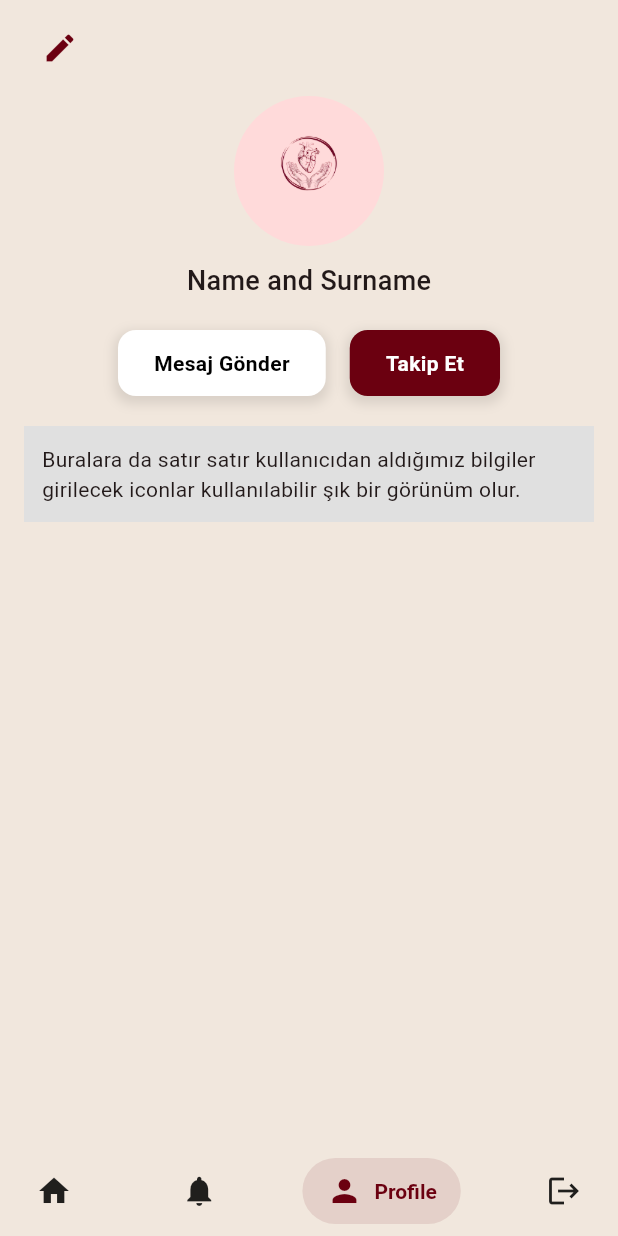
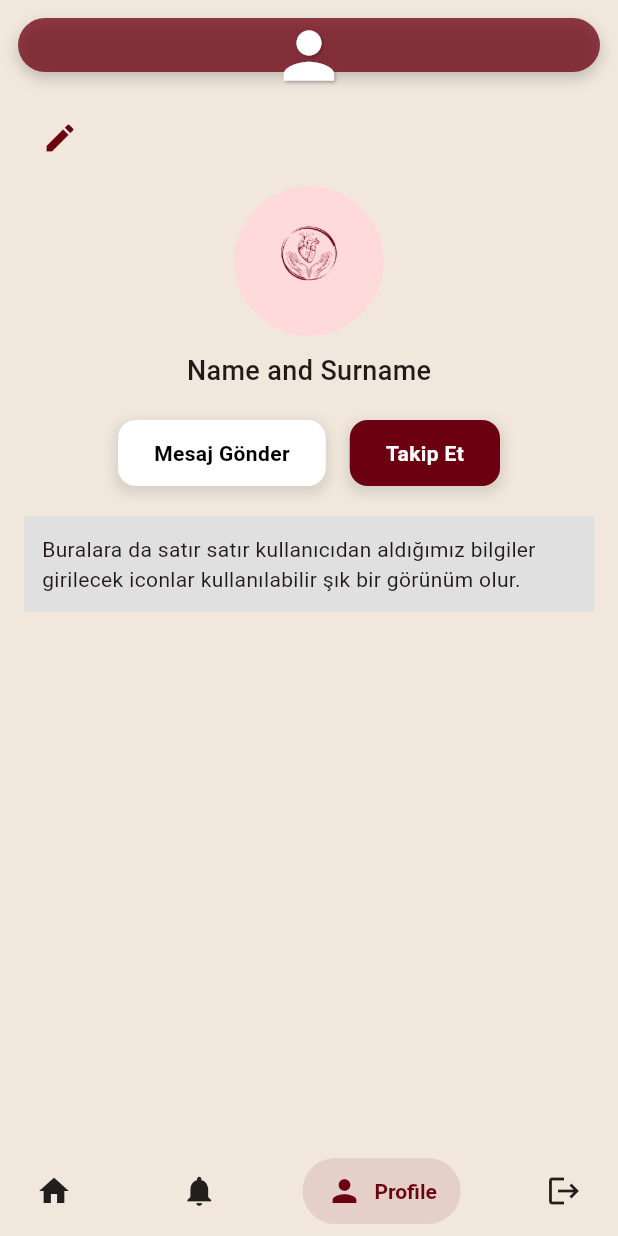
Before and after one commit to shuakr/Dietly, a Flutter app: the ProfilePage screen opened by its route, on a phone screen of 412 x 824 dp. Run offline on Flutter 3.47's test engine with Material 3 defaults, Android fonts, the phone set to English and light mode, and no system bars; drawn by our look-alikes of salomon_bottom_bar; our stand-ins replace cloud_firestore, firebase_auth, firebase_core, font_awesome_flutter, google_fonts, google_sign_in and 3 more; accounts and stored records are empty.

Commit message:
feat: add custom styled AppBar to ProfilePage

```diff
--- a/lib/screens/profile_screen.dart
+++ b/lib/screens/profile_screen.dart
@@ -14,6 +14,37 @@ class ProfilePage extends StatelessWidget {
     return Scaffold(
       backgroundColor: bgColor,
       bottomNavigationBar: const CustomBottomNavBar(initialIndex: 2),
+      appBar: PreferredSize(
+        preferredSize: const Size.fromHeight(60),
+        child: Container(
+          margin: const EdgeInsets.all(12),
+          decoration: BoxDecoration(
+            color: const Color(0xFF6B0010).withOpacity(0.75),
+            borderRadius: BorderRadius.circular(20),
+            boxShadow: [
+              BoxShadow(
+                color: Colors.black.withOpacity(0.2),
+                blurRadius: 8,
+                offset: const Offset(0, 4),
+              ),
+            ],
+          ),
+          child: const Center(
+            child: Icon(
+              Icons.person,
+              color: Colors.white,
+              size: 50,
+              shadows: [
+                Shadow(
+                  color: Colors.black26,
+                  offset: Offset(1, 1),
+                  blurRadius: 2,
+                ),
+              ],
+            ),
+          ),
+        ),
+      ),
       body: SafeArea(
         child: Column(
           children: [
```
